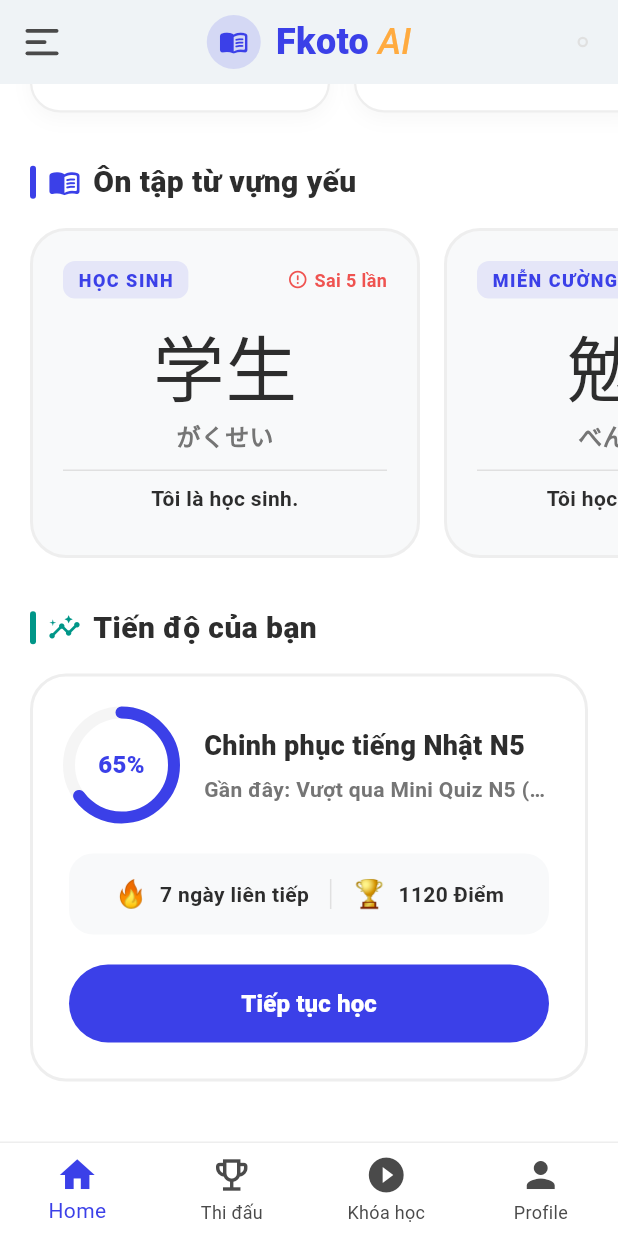
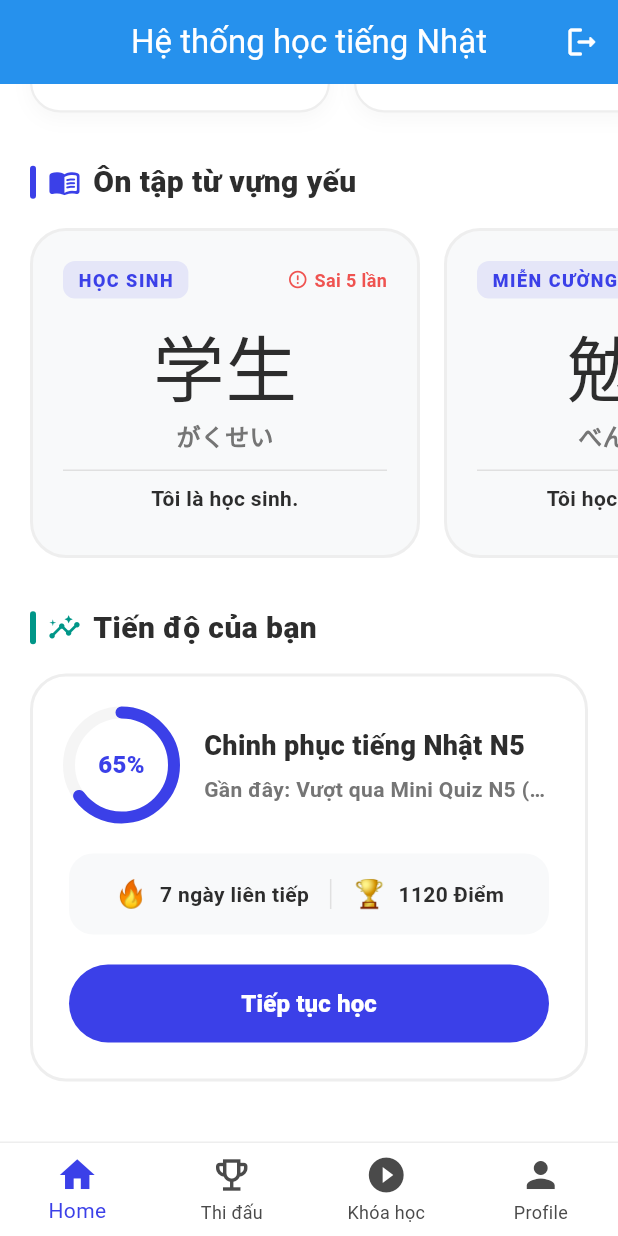
Before and after one commit to trungdam1305/FKOTOAI-FE, a Flutter app: the MainScreen screen opened directly, scrolled down 282 dp, on a phone screen of 412 x 824 dp. Run offline on Flutter 3.47's test engine with Material 3 defaults, Android fonts, the phone set to English and light mode, and no system bars; network calls fail; Roboto replaces fonts that are missing (Nunito, Quicksand).

Commit message:
them logout, ui

```diff
--- a/lib/core/constants/api_constants.dart
+++ b/lib/core/constants/api_constants.dart
@@ -8,4 +8,5 @@ class ApiConstants {
   static const String forgetPasswordEndpoint = '$baseUrl/api/auth/forget-password';
   static const String verifyOtpEndpoint = '$baseUrl/api/auth/verify-otp';
   static const String resetPasswordEndpoint = '$baseUrl/api/auth/reset-password';
+  static const String logoutEndpoint = '$baseUrl/api/auth/logout';
 }
--- /dev/null
+++ b/lib/core/theme/app_colors.dart
@@ -0,0 +1,10 @@
+import 'package:flutter/material.dart';
+
+class AppColors {
+  static const Color primary = Color(0xFF2196F3);
+  static const Color secondary = Color(0xFF00BCD4);
+  static const Color background = Color(0xFFF5F5F5);
+  static const Color surface = Colors.white;
+  static const Color textPrimary = Color(0xFF212121);
+  static const Color textSecondary = Color(0xFF757575);
+}
--- a/lib/features/authentication/domain/repositories/auth_repository.dart
+++ b/lib/features/authentication/domain/repositories/auth_repository.dart
@@ -16,5 +16,5 @@ abstract class AuthRepository {
   Future<void> resetPassword(String email, String otp, String newPassword);
 
   //logout
-
+  Future<void> logout();
 }
--- a/lib/features/main/main_screen.dart
+++ b/lib/features/main/main_screen.dart
@@ -4,6 +4,10 @@ import '../home/presentation/home_tab.dart';
 import '../courses/presentation/my_courses_tab.dart';
 import '../profile/presentation/profile_tab.dart';
 import '../quiz/presentation/quiz_tab.dart';
+import 'package:bim/features/authentication/presentation/controllers/auth_controller.dart';
+import 'package:bim/features/authentication/presentation/screens/login_screen.dart';
+
+
 class MainScreen extends StatefulWidget {
   const MainScreen({Key? key}) : super(key: key);
 
@@ -33,8 +37,31 @@ class _MainScreenState extends State<MainScreen> {
   Widget build(BuildContext context) {
     return Scaffold(
       backgroundColor: Colors.white,
-      appBar: _buildAppBar(),
-      // Giữ nguyên trạng thái bằng IndexedStack
+
+      appBar: AppBar(
+        title: const Text('Hệ thống học tiếng Nhật'),
+        centerTitle: true,
+        backgroundColor: Colors.blue,
+        foregroundColor: Colors.white,
+
+        actions: [
+          _isLoggingOut
+              ? const Padding(
+            padding: EdgeInsets.symmetric(horizontal: 16.0),
+            child: SizedBox(
+              width: 20,
+              height: 20,
+              child: CircularProgressIndicator(strokeWidth: 2, color: Colors.white),
+            ),
+          )
+              : IconButton(
+            icon: const Icon(Icons.logout_rounded),
+            tooltip: 'Đăng xuất',
+            onPressed: _handleLogout,
+          ),
+        ],
+      ),
+
       body: IndexedStack(
         index: _selectedIndex,
         children: _screens,
@@ -95,6 +122,37 @@ class _MainScreenState extends State<MainScreen> {
     );
   }
 
+  final _authController = AuthController();
+  bool _isLoggingOut = false;
+
+  void _handleLogout() {
+    _authController.logout(
+      onLoading: () => setState(() => _isLoggingOut = true),
+      onSuccess: () {
+        setState(() => _isLoggingOut = false);
+
+        // Hiện thông báo thành công
+        ScaffoldMessenger.of(context).showSnackBar(
+          const SnackBar(content: Text('Đã đăng xuất thành công!'), backgroundColor: Colors.blue),
+        );
+
+        // Điều hướng đẩy ngược người dùng về màn hình Đăng nhập và xóa sạch các tầng stack trước đó
+        Navigator.pushAndRemoveUntil(
+          context,
+          MaterialPageRoute(builder: (context) => const LoginScreen()),
+              (route) => false, // Xóa sạch toàn bộ lịch sử các màn hình cũ
+        );
+      },
+      onError: (error) {
+        setState(() => _isLoggingOut = false);
+        ScaffoldMessenger.of(context).showSnackBar(
+          SnackBar(content: Text(error), backgroundColor: Colors.red),
+        );
+      },
+    );
+  }
+
+
   Widget _buildBottomNavigationBar() {
     return Container(
       decoration: BoxDecoration(border: Border(top: BorderSide(color: Colors.grey.shade200, width: 1))),
--- a/lib/main.dart
+++ b/lib/main.dart
@@ -1,5 +1,6 @@
 import 'package:flutter/material.dart';
 import 'package:bim/features/authentication/presentation/screens/login_screen.dart';
+import 'package:bim/core/theme/app_theme.dart';
 
 void main() {
   runApp(const MyApp());
@@ -13,10 +14,7 @@ class MyApp extends StatelessWidget {
     return MaterialApp(
       title: 'Bim App',
       debugShowCheckedModeBanner: false,
-      theme: ThemeData(
-        useMaterial3: true,
-        colorScheme: ColorScheme.fromSeed(seedColor: Colors.blue),
-      ),
+      theme: AppTheme.lightTheme,
       home: const LoginScreen(),
     );
   }
```
Also changed, not shown: lib/core/constants/app_sizes.dart (added, +8 -0 lines), lib/core/theme/app_text_styles.dart (added, +15 -0 lines), lib/core/theme/app_theme.dart (added, +43 -0 lines), lib/features/authentication/data/repositories/auth_repository_impl.dart (+21 -0 lines), lib/features/authentication/presentation/controllers/auth_controller.dart (+15 -0 lines), lib/features/authentication/presentation/screens/forgot_password_screen.dart (+11 -36 lines), lib/features/authentication/presentation/screens/login_screen.dart (+10 -26 lines), lib/features/authentication/presentation/screens/register_screen.dart (+15 -24 lines).
